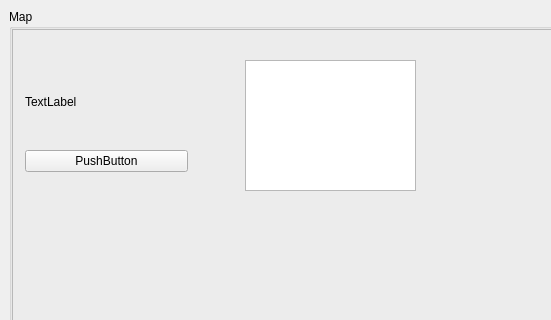
The window that Software/SatRot-GUI/GUI-Main/forms/mainwindow.ui (Ahmad138/SatRot) describes before a commit, drawn with Qt 5; both pictures show x 0 to 551 and y 0 to 320 of the 1250 by 750 pixel window.
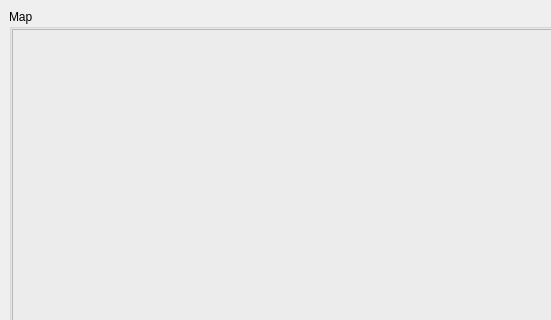
The same window after the commit. The open tabs and pages were chosen to show the change. Icons and pictures are not drawn.

Diff of the .ui file:
```diff
--- a/Software/SatRot-GUI/GUI-Main/forms/mainwindow.ui
+++ b/Software/SatRot-GUI/GUI-Main/forms/mainwindow.ui
@@ -91,73 +91,6 @@
                   <height>0</height>
                  </size>
                 </property>
-                <widget class="QWidget" name="layoutWidget">
-                 <property name="geometry">
-                  <rect>
-                   <x>10</x>
-                   <y>30</y>
-                   <width>163</width>
-                   <height>112</height>
-                  </rect>
-                 </property>
-                 <layout class="QVBoxLayout" name="verticalLayout_4">
-                  <item>
-                   <widget class="QLabel" name="label">
-                    <property name="text">
-                     <string>TextLabel</string>
-                    </property>
-                   </widget>
-                  </item>
-                  <item>
-                   <widget class="QPushButton" name="pushButton">
-                    <property name="text">
-                     <string>PushButton</string>
-                    </property>
-                   </widget>
-                  </item>
-                 </layout>
-                </widget>
-                <widget class="QListView" name="chatView">
-                 <property name="geometry">
-                  <rect>
-                   <x>230</x>
-                   <y>30</y>
-                   <width>171</width>
-                   <height>131</height>
-                  </rect>
-                 </property>
-                 <property name="editTriggers">
-                  <set>QAbstractItemView::NoEditTriggers</set>
-                 </property>
-                </widget>
-                <widget class="QLabel" name="logo">
-                 <property name="geometry">
-                  <rect>
-                   <x>470</x>
-                   <y>234</y>
-                   <width>100</width>
-                   <height>221</height>
-                  </rect>
-                 </property>
-                 <property name="minimumSize">
-                  <size>
-                   <width>0</width>
-                   <height>0</height>
-                  </size>
-                 </property>
-                 <property name="maximumSize">
-                  <size>
-                   <width>110</width>
-                   <height>16777215</height>
-                  </size>
-                 </property>
-                 <property name="text">
-                  <string/>
-                 </property>
-                 <property name="pixmap">
-                  <pixmap>../res/img/SatRot logo2.png</pixmap>
-                 </property>
-                </widget>
                </widget>
               </item>
              </layout>
```
Left out of the diff: 10 changed lines with no effect on the pictures.
